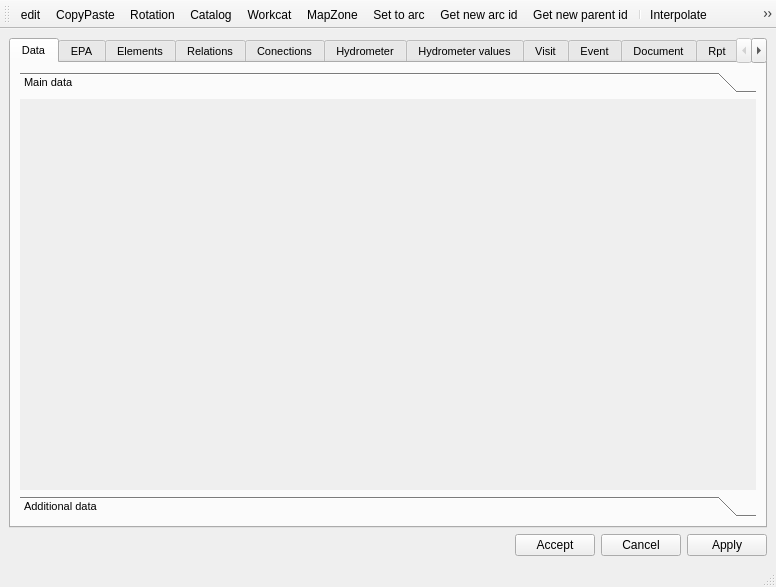
The window that core/ui/toolbars/basic/info_feature.ui (Giswater/giswater_qgis_plugin) describes before a commit, drawn with Qt 5.
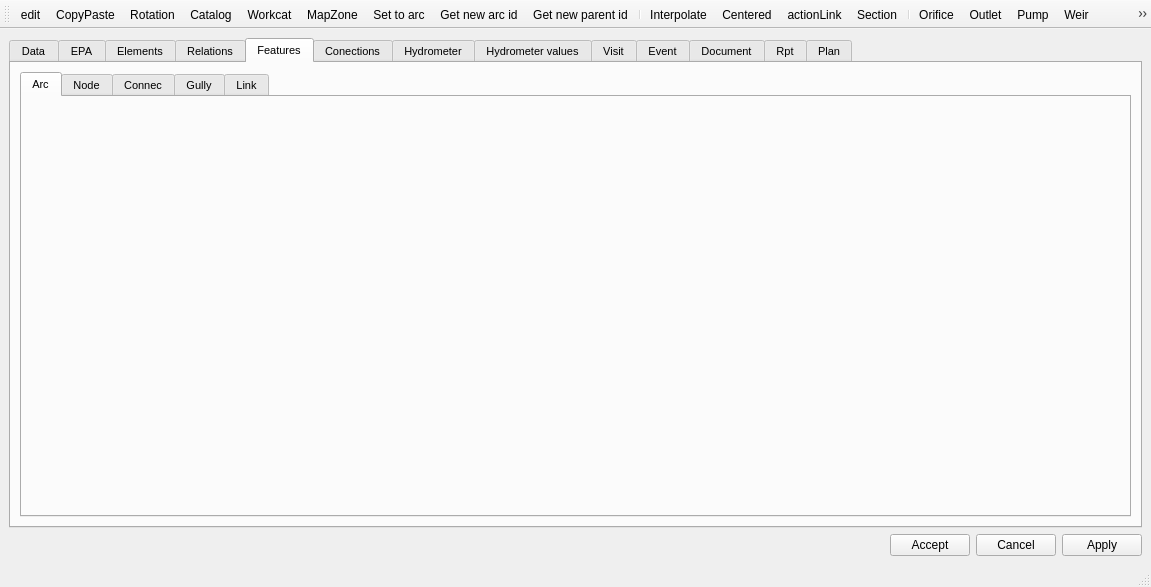
The same window after the commit. The open tabs and pages were chosen to show the change.

```diff
--- a/core/ui/toolbars/basic/info_feature.ui
+++ b/core/ui/toolbars/basic/info_feature.ui
@@ -6,7 +6,7 @@
    <rect>
     <x>0</x>
     <y>0</y>
-    <width>776</width>
+    <width>1151</width>
     <height>587</height>
    </rect>
   </property>
@@ -95,7 +95,7 @@
             <rect>
              <x>0</x>
              <y>0</y>
-             <width>726</width>
+             <width>1101</width>
              <height>337</height>
             </rect>
            </property>
@@ -245,6 +245,80 @@
         </item>
        </layout>
       </widget>
+      <widget class="QWidget" name="tab_features">
+       <attribute name="title">
+        <string>Features</string>
+       </attribute>
+       <layout class="QGridLayout" name="gridLayout_15">
+        <item row="0" column="0">
+         <layout class="QGridLayout" name="lyt_features_1"/>
+        </item>
+        <item row="1" column="0">
+         <layout class="QGridLayout" name="lyt_features_2">
+          <item row="0" column="0">
+           <widget class="QTabWidget" name="tab_feature">
+            <property name="currentIndex">
+             <number>0</number>
+            </property>
+            <widget class="QWidget" name="tab_arc">
+             <attribute name="title">
+              <string>Arc</string>
+             </attribute>
+             <layout class="QGridLayout" name="gridLayout_18">
+              <item row="0" column="0">
+               <layout class="QGridLayout" name="lyt_features_2_arc"/>
+              </item>
+             </layout>
+            </widget>
+            <widget class="QWidget" name="tab_node">
+             <attribute name="title">
+              <string>Node</string>
+             </attribute>
+             <layout class="QGridLayout" name="gridLayout_19">
+              <item row="0" column="0">
+               <layout class="QGridLayout" name="lyt_features_2_node"/>
+              </item>
+             </layout>
+            </widget>
+            <widget class="QWidget" name="tab_connec">
+             <attribute name="title">
+              <string>Connec</string>
+             </attribute>
+             <layout class="QGridLayout" name="gridLayout_21">
+              <item row="0" column="0">
+               <layout class="QGridLayout" name="lyt_features_2_connec"/>
+              </item>
+             </layout>
+            </widget>
+            <widget class="QWidget" name="tab_gully">
+             <attribute name="title">
+              <string>Gully</string>
+             </attribute>
+             <layout class="QGridLayout" name="gridLayout_23">
+              <item row="0" column="0">
+               <layout class="QGridLayout" name="lyt_features_2_gully"/>
+              </item>
+             </layout>
+            </widget>
+            <widget class="QWidget" name="tab_link">
+             <attribute name="title">
+              <string>Link</string>
+             </attribute>
+             <layout class="QGridLayout" name="gridLayout_24">
+              <item row="0" column="0">
+               <layout class="QGridLayout" name="lyt_features_2_link"/>
+              </item>
+             </layout>
+            </widget>
+           </widget>
+          </item>
+         </layout>
+        </item>
+        <item row="2" column="0">
+         <layout class="QGridLayout" name="lyt_features_3"/>
+        </item>
+       </layout>
+      </widget>
       <widget class="QWidget" name="tab_connections">
        <attribute name="title">
         <string>Conections</string>
```
Left out of the diff: 4 changed lines with no effect on the pictures.
